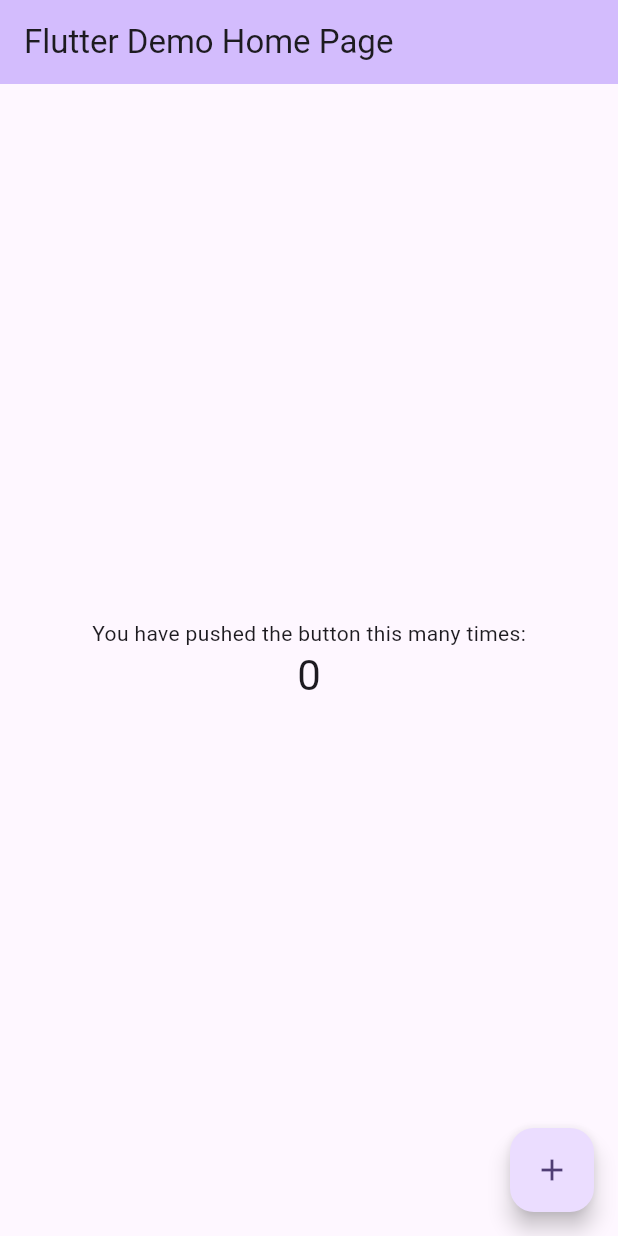
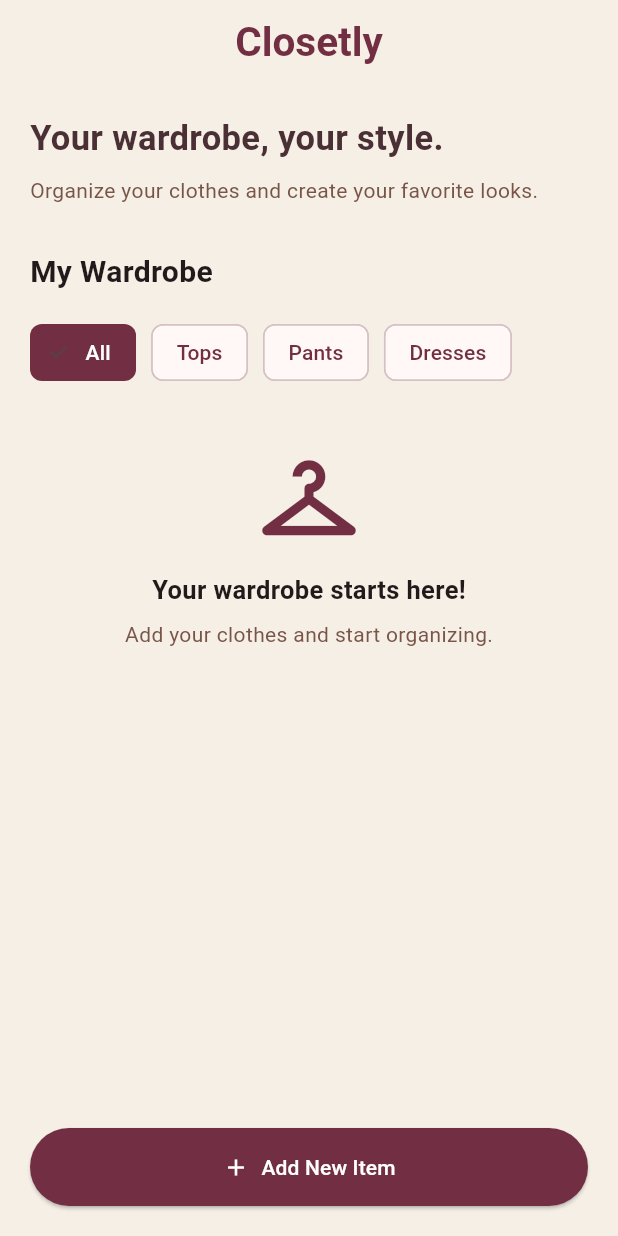
Before and after one commit to 52330231-glitch/Closetly, a Flutter app: the screen it shows after launch, on a phone screen of 412 x 824 dp. Run offline on Flutter 3.47's test engine with Material 3 defaults, Android fonts, the phone set to English and light mode, and no system bars.

Commit message:
Update Closetly home screen

```diff
--- a/lib/main.dart
+++ b/lib/main.dart
@@ -1,122 +1,174 @@
 import 'package:flutter/material.dart';
 
 void main() {
-  runApp(const MyApp());
+  runApp(const ClosetlyApp());
 }
 
-class MyApp extends StatelessWidget {
-  const MyApp({super.key});
+class ClosetlyApp extends StatelessWidget {
+  const ClosetlyApp({super.key});
 
-  // This widget is the root of your application.
   @override
   Widget build(BuildContext context) {
     return MaterialApp(
-      title: 'Flutter Demo',
+      debugShowCheckedModeBanner: false,
+      title: 'Closetly',
       theme: ThemeData(
-        // This is the theme of your application.
-        //
-        // TRY THIS: Try running your application with "flutter run". You'll see
-        // the application has a purple toolbar. Then, without quitting the app,
-        // try changing the seedColor in the colorScheme below to Colors.green
-        // and then invoke "hot reload" (save your changes or press the "hot
-        // reload" button in a Flutter-supported IDE, or press "r" if you used
-        // the command line to start the app).
-        //
-        // Notice that the counter didn't reset back to zero; the application
-        // state is not lost during the reload. To reset the state, use hot
-        // restart instead.
-        //
-        // This works for code too, not just values: Most code changes can be
-        // tested with just a hot reload.
-        colorScheme: .fromSeed(seedColor: Colors.deepPurple),
+        scaffoldBackgroundColor: const Color(0xFFF5EFE6),
+        colorScheme: ColorScheme.fromSeed(
+          seedColor: const Color(0xFF722F43),
+        ),
+        useMaterial3: true,
       ),
-      home: const MyHomePage(title: 'Flutter Demo Home Page'),
+      home: const HomePage(),
     );
   }
 }
 
-class MyHomePage extends StatefulWidget {
-  const MyHomePage({super.key, required this.title});
-
-  // This widget is the home page of your application. It is stateful, meaning
-  // that it has a State object (defined below) that contains fields that affect
-  // how it looks.
-
-  // This class is the configuration for the state. It holds the values (in this
-  // case the title) provided by the parent (in this case the App widget) and
-  // used by the build method of the State. Fields in a Widget subclass are
-  // always marked "final".
-
-  final String title;
+class HomePage extends StatefulWidget {
+  const HomePage({super.key});
 
   @override
-  State<MyHomePage> createState() => _MyHomePageState();
+  State<HomePage> createState() => _HomePageState();
 }
 
-class _MyHomePageState extends State<MyHomePage> {
-  int _counter = 0;
+class _HomePageState extends State<HomePage> {
+  String selectedCategory = 'All';
 
-  void _incrementCounter() {
-    setState(() {
-      // This call to setState tells the Flutter framework that something has
-      // changed in this State, which causes it to rerun the build method below
-      // so that the display can reflect the updated values. If we changed
-      // _counter without calling setState(), then the build method would not be
-      // called again, and so nothing would appear to happen.
-      _counter++;
-    });
-  }
+  final List<String> categories = [
+    'All',
+    'Tops',
+    'Pants',
+    'Dresses',
+  ];
 
   @override
   Widget build(BuildContext context) {
-    // This method is rerun every time setState is called, for instance as done
-    // by the _incrementCounter method above.
-    //
-    // The Flutter framework has been optimized to make rerunning build methods
-    // fast, so that you can just rebuild anything that needs updating rather
-    // than having to individually change instances of widgets.
     return Scaffold(
       appBar: AppBar(
-        // TRY THIS: Try changing the color here to a specific color (to
-        // Colors.amber, perhaps?) and trigger a hot reload to see the AppBar
-        // change color while the other colors stay the same.
-        backgroundColor: Theme.of(context).colorScheme.inversePrimary,
-        // Here we take the value from the MyHomePage object that was created by
-        // the App.build method, and use it to set our appbar title.
-        title: Text(widget.title),
+        backgroundColor: const Color(0xFFF5EFE6),
+        title: const Text(
+          'Closetly',
+          style: TextStyle(
+            color: Color(0xFF722F43),
+            fontSize: 27,
+            fontWeight: FontWeight.bold,
+          ),
+        ),
+        centerTitle: true,
       ),
-      body: Center(
-        // Center is a layout widget. It takes a single child and positions it
-        // in the middle of the parent.
+
+      body: Padding(
+        padding: const EdgeInsets.all(20),
         child: Column(
-          // Column is also a layout widget. It takes a list of children and
-          // arranges them vertically. By default, it sizes itself to fit its
-          // children horizontally, and tries to be as tall as its parent.
-          //
-          // Column has various properties to control how it sizes itself and
-          // how it positions its children. Here we use mainAxisAlignment to
-          // center the children vertically; the main axis here is the vertical
-          // axis because Columns are vertical (the cross axis would be
-          // horizontal).
-          //
-          // TRY THIS: Invoke "debug painting" (choose the "Toggle Debug Paint"
-          // action in the IDE, or press "p" in the console), to see the
-          // wireframe for each widget.
-          mainAxisAlignment: .center,
+          crossAxisAlignment: CrossAxisAlignment.start,
           children: [
-            const Text('You have pushed the button this many times:'),
-            Text(
-              '$_counter',
-              style: Theme.of(context).textTheme.headlineMedium,
+            const Text(
+              'Your wardrobe, your style.',
+              style: TextStyle(
+                fontSize: 23,
+                fontWeight: FontWeight.bold,
+                color: Color(0xFF4A3035),
+              ),
+            ),
+
+            const SizedBox(height: 8),
+
+            const Text(
+              'Organize your clothes and create your favorite looks.',
+              style: TextStyle(
+                color: Colors.brown,
+                fontSize: 14,
+              ),
+            ),
+
+            const SizedBox(height: 30),
+
+            const Text(
+              'My Wardrobe',
+              style: TextStyle(
+                fontSize: 20,
+                fontWeight: FontWeight.bold,
+              ),
+            ),
+
+            const SizedBox(height: 15),
+
+            Wrap(
+              spacing: 10,
+              children: categories.map((category) {
+                return ChoiceChip(
+                  label: Text(category),
+                  selected: selectedCategory == category,
+                  selectedColor: const Color(0xFF722F43),
+                  labelStyle: TextStyle(
+                    color: selectedCategory == category
+                        ? Colors.white
+                        : const Color(0xFF722F43),
+                  ),
+                  onSelected: (selected) {
+                    setState(() {
+                      selectedCategory = category;
+                    });
+                  },
+                );
+              }).toList(),
+            ),
+
+            const SizedBox(height: 35),
+
+            Center(
+              child: Column(
+                children: [
+                  const Icon(
+                    Icons.checkroom,
+                    size: 75,
+                    color: Color(0xFF722F43),
+                  ),
+
+                  const SizedBox(height: 12),
+
+                  const Text(
+                    'Your wardrobe starts here!',
+                    style: TextStyle(
+                      fontSize: 17,
+                      fontWeight: FontWeight.w600,
+                    ),
+                  ),
+
+                  const SizedBox(height: 8),
+
+                  const Text(
+                    'Add your clothes and start organizing.',
+                    style: TextStyle(color: Colors.brown),
+                  ),
+                ],
+              ),
+            ),
+
+            const Spacer(),
+
+            SizedBox(
+              width: double.infinity,
+              child: ElevatedButton.icon(
+                onPressed: () {
+                  ScaffoldMessenger.of(context).showSnackBar(
+                    const SnackBar(
+                      content: Text('Add Item feature coming soon!'),
+                    ),
+                  );
+                },
+                icon: const Icon(Icons.add),
+                label: const Text('Add New Item'),
+                style: ElevatedButton.styleFrom(
+                  backgroundColor: const Color(0xFF722F43),
+                  foregroundColor: Colors.white,
+                  padding: const EdgeInsets.symmetric(vertical: 16),
+                ),
+              ),
             ),
           ],
         ),
       ),
-      floatingActionButton: FloatingActionButton(
-        onPressed: _incrementCounter,
-        tooltip: 'Increment',
-        child: const Icon(Icons.add),
-      ),
     );
   }
 }
```
